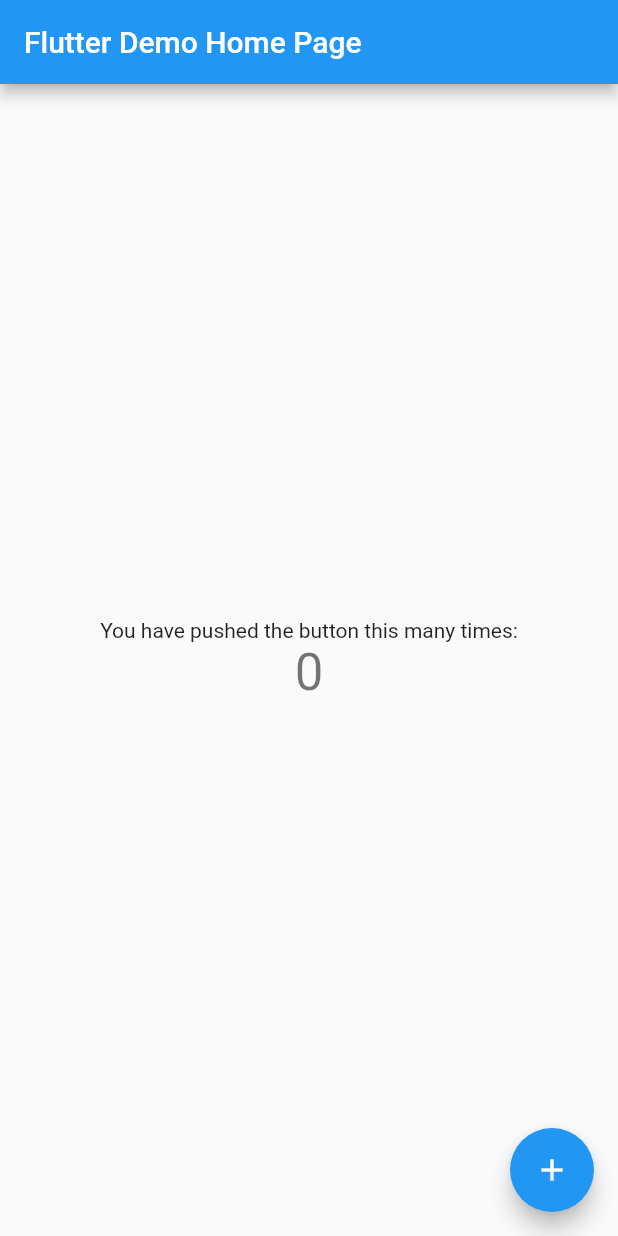
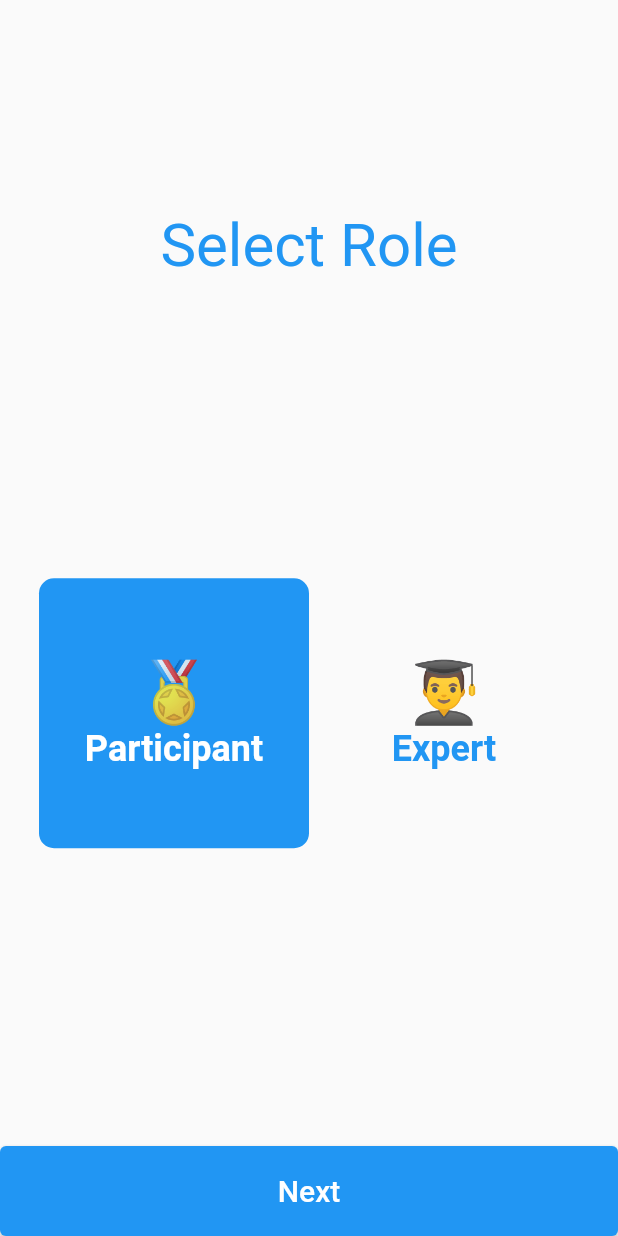
Before and after one commit to RohitEdathil/expertalk, a Flutter app: the screen it shows after launch, on a phone screen of 412 x 824 dp. Run offline on Flutter 3.47's test engine with Material 2 defaults, Android fonts, the phone set to English and light mode, and no system bars; our stand-ins replace firebase_auth, firebase_core, page_transition; accounts and stored records are empty.

Commit message:
Login implemented

```diff
--- /dev/null
+++ b/lib/components/chooser/choice_background.dart
@@ -0,0 +1,34 @@
+import 'package:flutter/material.dart';
+
+class ChoiceBG extends StatelessWidget {
+  final String name;
+  final String emoji;
+  final Color fg;
+  const ChoiceBG(
+      {Key? key, required this.fg, required this.emoji, required this.name})
+      : super(key: key);
+
+  @override
+  Widget build(BuildContext context) {
+    return SizedBox(
+      height: 180,
+      width: 180,
+      child: Column(
+        mainAxisAlignment: MainAxisAlignment.center,
+        children: [
+          Text(
+            emoji,
+            style: const TextStyle(fontSize: 40),
+          ),
+          Text(
+            name,
+            style: Theme.of(context)
+                .textTheme
+                .headline5
+                ?.copyWith(color: fg, fontWeight: FontWeight.bold),
+          )
+        ],
+      ),
+    );
+  }
+}
--- /dev/null
+++ b/lib/components/chooser/chooser.dart
@@ -0,0 +1,95 @@
+import 'package:expertalk/components/chooser/choice_background.dart';
+import 'package:flutter/material.dart';
+
+class DataChooser extends StatefulWidget {
+  final Color background;
+  final Color foreground;
+  final Function(int) callback;
+  const DataChooser(
+      {Key? key,
+      required this.background,
+      required this.foreground,
+      required this.callback})
+      : super(key: key);
+
+  @override
+  _DataChooserState createState() => _DataChooserState();
+}
+
+class _DataChooserState extends State<DataChooser> {
+  int selected = 0;
+  bool first = true;
+
+  void _switch() {
+    setState(() {
+      selected = selected == 0 ? 1 : 0;
+      widget.callback(selected);
+    });
+  }
+
+  @override
+  Widget build(BuildContext context) {
+    return Stack(
+      children: [
+        GestureDetector(
+          onTap: _switch,
+          child: Container(
+            color: Colors.transparent,
+            height: 180,
+            width: 360,
+            child: Row(
+              mainAxisAlignment: MainAxisAlignment.center,
+              mainAxisSize: MainAxisSize.min,
+              children: [
+                ChoiceBG(
+                    fg: widget.foreground, emoji: "🏅", name: "Participant"),
+                ChoiceBG(fg: widget.foreground, emoji: "👨‍🎓", name: "Expert"),
+              ],
+            ),
+          ),
+        ),
+        TweenAnimationBuilder<double>(
+            duration: const Duration(milliseconds: 300),
+            curve: Curves.easeOutCubic,
+            tween: Tween<double>(
+                end: selected.toDouble(), begin: selected == 0 ? 1.0 : 0.0),
+            builder: (context, val, child) {
+              return Row(
+                mainAxisSize: MainAxisSize.min,
+                children: [
+                  SizedBox(width: 180 * val),
+                  Container(
+                    decoration: BoxDecoration(
+                      color: widget.foreground,
+                      borderRadius: BorderRadius.circular(10),
+                    ),
+                    height: 180,
+                    width: 180,
+                    child: Stack(
+                      children: [
+                        Opacity(
+                          opacity: 1 - val,
+                          child: ChoiceBG(
+                            fg: widget.background,
+                            emoji: "🏅",
+                            name: "Participant",
+                          ),
+                        ),
+                        Opacity(
+                          opacity: val,
+                          child: ChoiceBG(
+                            fg: widget.background,
+                            emoji: "👨‍🎓",
+                            name: "Expert",
+                          ),
+                        ),
+                      ],
+                    ),
+                  ),
+                ],
+              );
+            }),
+      ],
+    );
+  }
+}
--- /dev/null
+++ b/lib/components/wide_button/wide_button.dart
@@ -0,0 +1,30 @@
+import 'package:flutter/material.dart';
+
+class WideButton extends StatelessWidget {
+  final VoidCallback callback;
+  final String text;
+  const WideButton({Key? key, required this.callback, required this.text})
+      : super(key: key);
+
+  @override
+  Widget build(BuildContext context) {
+    return SizedBox(
+      width: double.infinity,
+      height: 60,
+      child: ElevatedButton(
+        child: Text(
+          text,
+          style: Theme.of(context)
+              .textTheme
+              .headline6!
+              .copyWith(color: Theme.of(context).cardColor),
+        ),
+        onPressed: callback,
+        style: ButtonStyle(
+          backgroundColor:
+              MaterialStateProperty.all(Theme.of(context).primaryColor),
+        ),
+      ),
+    );
+  }
+}
--- /dev/null
+++ b/lib/expert_or_participant/expert_or_participant.dart
@@ -0,0 +1,57 @@
+import 'package:expertalk/components/chooser/chooser.dart';
+import 'package:expertalk/components/wide_button/wide_button.dart';
+import 'package:expertalk/login/login.dart';
+import 'package:flutter/material.dart';
+import 'package:page_transition/page_transition.dart';
+
+class ExpertOrParticipant extends StatefulWidget {
+  const ExpertOrParticipant({Key? key}) : super(key: key);
+
+  @override
+  State<ExpertOrParticipant> createState() => _ExpertOrParticipantState();
+}
+
+class _ExpertOrParticipantState extends State<ExpertOrParticipant> {
+  Role selected = Role.participant;
+
+  void _switch(n) {
+    selected = n == 0 ? Role.participant : Role.expert;
+  }
+
+  void _next() {
+    Navigator.of(context).push(PageTransition(
+      child: LoginScreen(role: selected),
+      type: PageTransitionType.rightToLeftWithFade,
+      curve: Curves.easeIn,
+    ));
+  }
+
+  @override
+  Widget build(BuildContext context) {
+    return Scaffold(
+      body: Column(
+        mainAxisSize: MainAxisSize.max,
+        mainAxisAlignment: MainAxisAlignment.spaceBetween,
+        children: [
+          Padding(
+            padding: const EdgeInsets.only(top: 140),
+            child: Text(
+              "Select Role",
+              style: Theme.of(context).textTheme.headline2!.copyWith(
+                    color: Theme.of(context).primaryColor,
+                    fontSize: 40,
+                  ),
+            ),
+          ),
+          DataChooser(
+              background: Theme.of(context).cardColor,
+              foreground: Theme.of(context).primaryColor,
+              callback: _switch),
+          WideButton(callback: _next, text: "Next")
+        ],
+      ),
+    );
+  }
+}
+
+enum Role { participant, expert }
--- a/lib/main.dart
+++ b/lib/main.dart
@@ -1,115 +1,38 @@
+import 'package:expertalk/expert_or_participant/expert_or_participant.dart';
+import 'package:firebase_core/firebase_core.dart';
 import 'package:flutter/material.dart';
 
 void main() {
-  runApp(const MyApp());
+  WidgetsFlutterBinding.ensureInitialized();
+  Firebase.initializeApp();
+  runApp(const Expertalk());
 }
 
-class MyApp extends StatelessWidget {
-  const MyApp({Key? key}) : super(key: key);
+class Expertalk extends StatelessWidget {
+  const Expertalk({Key? key}) : super(key: key);
 
-  // This widget is the root of your application.
   @override
   Widget build(BuildContext context) {
     return MaterialApp(
-      title: 'Flutter Demo',
+      debugShowCheckedModeBanner: false,
+      home: const ExpertOrParticipant(),
       theme: ThemeData(
-        // This is the theme of your application.
-        //
-        // Try running your application with "flutter run". You'll see the
-        // application has a blue toolbar. Then, without quitting the app, try
-        // changing the primarySwatch below to Colors.green and then invoke
-        // "hot reload" (press "r" in the console where you ran "flutter run",
-        // or simply save your changes to "hot reload" in a Flutter IDE).
-        // Notice that the counter didn't reset back to zero; the application
-        // is not restarted.
-        primarySwatch: Colors.blue,
+        colorScheme: ColorScheme(
+          primary: Colors.blue.shade300,
+          primaryVariant: Colors.blue.shade900,
+          secondary: Colors.purple,
+          secondaryVariant: Colors.purple.shade900,
+          surface: Colors.white,
+          background: Colors.white,
+          error: Colors.red,
+          onPrimary: Colors.white,
+          onSecondary: Colors.white,
+          onSurface: Colors.deepPurple.shade900,
+          onBackground: Colors.deepPurple.shade900,
+          onError: Colors.white,
+          brightness: Brightness.light,
+        ),
       ),
-      home: const MyHomePage(title: 'Flutter Demo Home Page'),
     );
   }
 }
-
-class MyHomePage extends StatefulWidget {
-  const MyHomePage({Key? key, required this.title}) : super(key: key);
-
-  // This widget is the home page of your application. It is stateful, meaning
-  // that it has a State object (defined below) that contains fields that affect
-  // how it looks.
-
-  // This class is the configuration for the state. It holds the values (in this
-  // case the title) provided by the parent (in this case the App widget) and
-  // used by the build method of the State. Fields in a Widget subclass are
-  // always marked "final".
-
-  final String title;
-
-  @override
-  State<MyHomePage> createState() => _MyHomePageState();
-}
-
-class _MyHomePageState extends State<MyHomePage> {
-  int _counter = 0;
-
-  void _incrementCounter() {
-    setState(() {
-      // This call to setState tells the Flutter framework that something has
-      // changed in this State, which causes it to rerun the build method below
-      // so that the display can reflect the updated values. If we changed
-      // _counter without calling setState(), then the build method would not be
-      // called again, and so nothing would appear to happen.
-      _counter++;
-    });
-  }
-
-  @override
-  Widget build(BuildContext context) {
-    // This method is rerun every time setState is called, for instance as done
-    // by the _incrementCounter method above.
-    //
-    // The Flutter framework has been optimized to make rerunning build methods
-    // fast, so that you can just rebuild anything that needs updating rather
-    // than having to individually change instances of widgets.
-    return Scaffold(
-      appBar: AppBar(
-        // Here we take the value from the MyHomePage object that was created by
-        // the App.build method, and use it to set our appbar title.
-        title: Text(widget.title),
-      ),
-      body: Center(
-        // Center is a layout widget. It takes a single child and positions it
-        // in the middle of the parent.
-        child: Column(
-          // Column is also a layout widget. It takes a list of children and
-          // arranges them vertically. By default, it sizes itself to fit its
-          // children horizontally, and tries to be as tall as its parent.
-          //
-          // Invoke "debug painting" (press "p" in the console, choose the
-          // "Toggle Debug Paint" action from the Flutter Inspector in Android
-          // Studio, or the "Toggle Debug Paint" command in Visual Studio Code)
-          // to see the wireframe for each widget.
-          //
-          // Column has various properties to control how it sizes itself and
-          // how it positions its children. Here we use mainAxisAlignment to
-          // center the children vertically; the main axis here is the vertical
-          // axis because Columns are vertical (the cross axis would be
-          // horizontal).
-          mainAxisAlignment: MainAxisAlignment.center,
-          children: <Widget>[
-            const Text(
-              'You have pushed the button this many times:',
-            ),
-            Text(
-              '$_counter',
-              style: Theme.of(context).textTheme.headline4,
-            ),
-          ],
-        ),
-      ),
-      floatingActionButton: FloatingActionButton(
-        onPressed: _incrementCounter,
-        tooltip: 'Increment',
-        child: const Icon(Icons.add),
-      ), // This trailing comma makes auto-formatting nicer for build methods.
-    );
-  }
-}
```
Also changed, not shown: lib/home/home_screen.dart (added, +26 -0 lines), lib/login/login.dart (added, +124 -0 lines), pubspec.yaml (+4 -3 lines), pubspec.lock, 5 other files.
